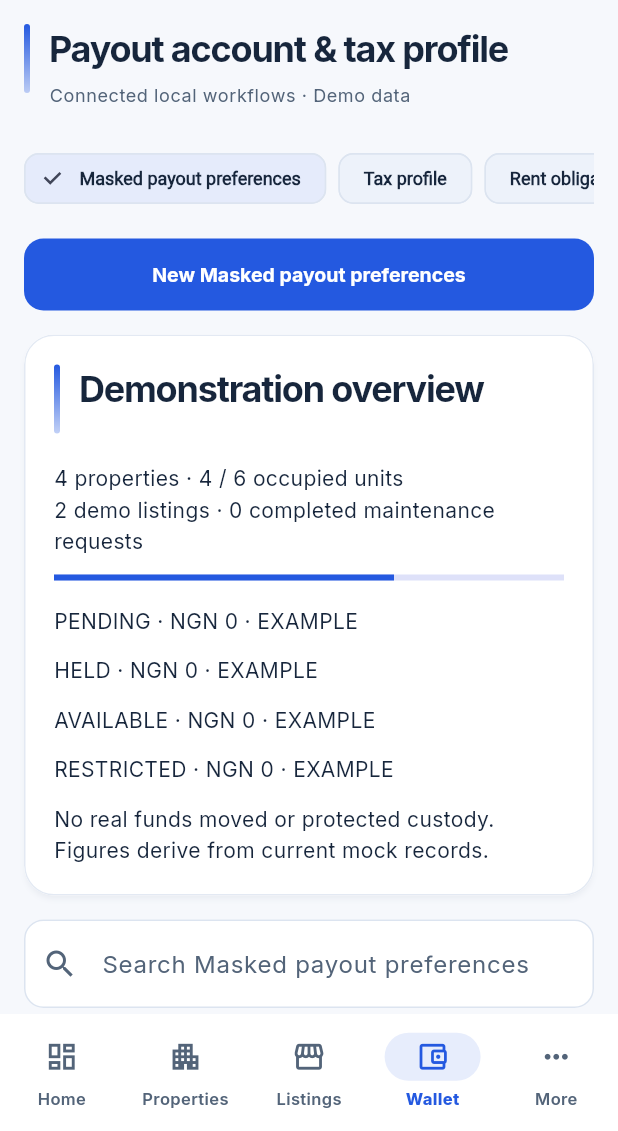
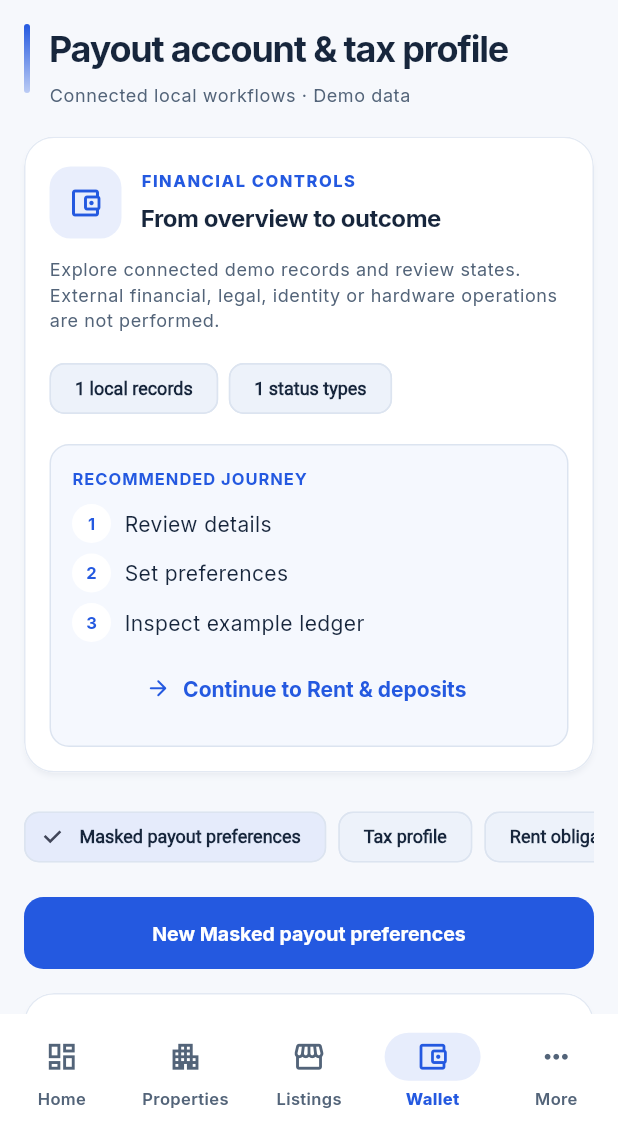
Before and after one commit to CosmicforgeHealthnet/cosmicforge-realestate, a Flutter app: the screen it shows after launch, item 4 of the bottom bar chosen, on a phone screen of 412 x 824 dp, the part 105-1236 px from its top. Run offline on Flutter 3.47's test engine with Material 3 defaults, Android fonts, the phone set to English and light mode, and no system bars; our stand-ins replace file_picker, flutter_riverpod, go_router; project files that could hold a hidden picture were left out.

Commit message:
feat(owner-flutter): display contextual journey and next-step cards on all module lists

```diff
--- a/apps/individual-owner/mobile/lib/features/workspace/workspace_screen.dart
+++ b/apps/individual-owner/mobile/lib/features/workspace/workspace_screen.dart
@@ -8,6 +8,7 @@ import '../dashboard/dashboard_screen.dart';
 import 'workspace_controller.dart';
 import 'record_form.dart';
 import 'record_detail.dart';
+import 'workspace_experience.dart';
 import 'workspace_preference.dart';
 
 class WorkspaceScreen extends ConsumerStatefulWidget {
@@ -172,6 +173,13 @@ class _WorkspaceScreenState extends ConsumerState<WorkspaceScreen> {
             ),
           ),
         if (widget.id == null) ...[
+          WorkspaceExperience(
+            slug: widget.slug,
+            recordCount: rows.length,
+            statusCount: rows.map((r) => r.status).toSet().length,
+            propertyScoped: scope != 'all',
+          ),
+          const SizedBox(height: 15),
           SizedBox(
             height: 56,
             child: ListView(
```
